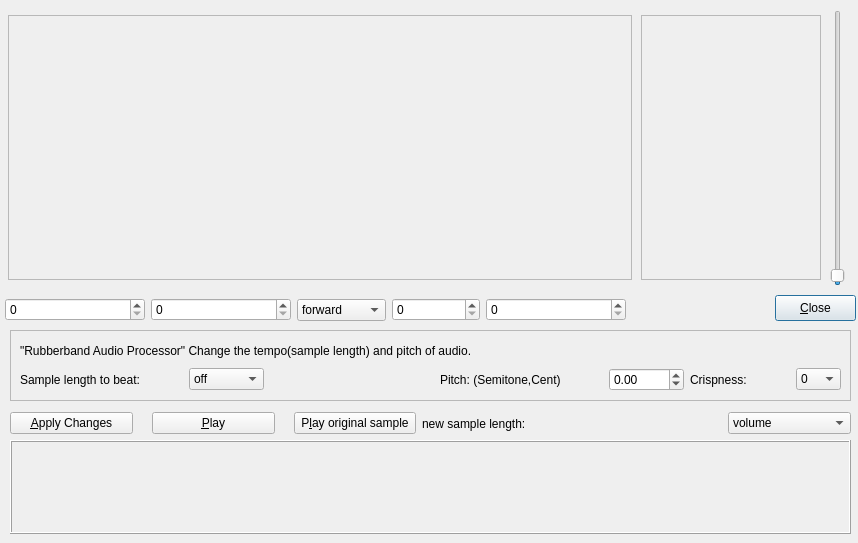
This is gui/src/SampleEditor/SampleEditor_UI.ui in hydrogen-music/hydrogen as Qt 5 draws it before an edit. The edited form follows.
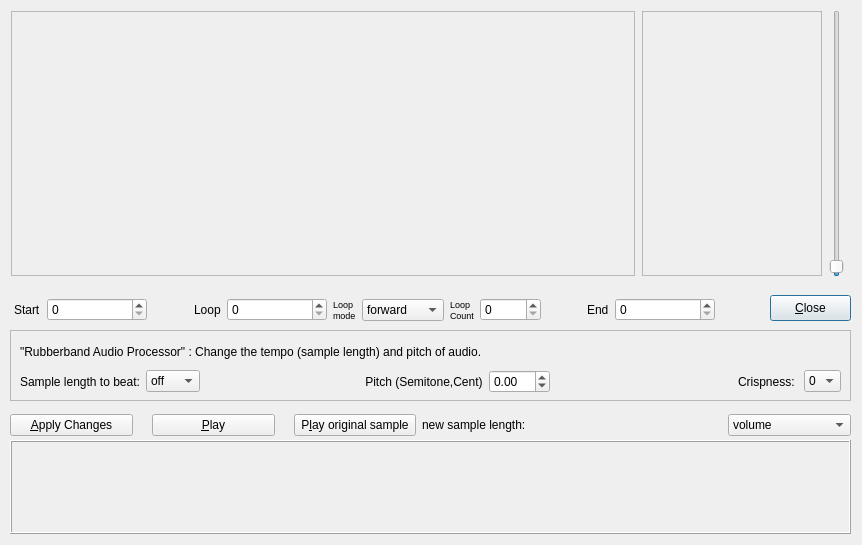
This is the edited form.

Commit message: some layout changes to the Sample Editor window + added some tags

Diff of the .ui file:
```diff
--- a/gui/src/SampleEditor/SampleEditor_UI.ui
+++ b/gui/src/SampleEditor/SampleEditor_UI.ui
@@ -6,8 +6,8 @@
    <rect>
     <x>0</x>
     <y>0</y>
-    <width>858</width>
-    <height>543</height>
+    <width>862</width>
+    <height>545</height>
    </rect>
   </property>
   <property name="windowTitle">
@@ -35,7 +35,7 @@
   <widget class="QPushButton" name="ClosePushButton">
    <property name="geometry">
     <rect>
-     <x>775</x>
+     <x>770</x>
      <y>295</y>
      <width>81</width>
      <height>26</height>
@@ -48,18 +48,25 @@
   <widget class="QWidget" name="layoutWidget">
    <property name="geometry">
     <rect>
-     <x>5</x>
+     <x>14</x>
      <y>295</y>
-     <width>621</width>
+     <width>701</width>
      <height>30</height>
     </rect>
    </property>
    <layout class="QHBoxLayout" name="spinboxesLayout">
+    <item>
+     <widget class="QLabel" name="label_Start">
+      <property name="text">
+       <string>Start</string>
+      </property>
+     </widget>
+    </item>
     <item>
      <widget class="QSpinBox" name="StartFrameSpinBox">
       <property name="minimumSize">
        <size>
-        <width>140</width>
+        <width>100</width>
         <height>0</height>
        </size>
       </property>
@@ -71,11 +78,31 @@
       </property>
      </widget>
     </item>
+    <item>
+     <spacer name="horizontalSpacer_3">
+      <property name="orientation">
+       <enum>Qt::Horizontal</enum>
+      </property>
+      <property name="sizeHint" stdset="0">
+       <size>
+        <width>40</width>
+        <height>20</height>
+       </size>
+      </property>
+     </spacer>
+    </item>
+    <item>
+     <widget class="QLabel" name="label_Loop">
+      <property name="text">
+       <string>Loop</string>
+      </property>
+     </widget>
+    </item>
     <item>
      <widget class="QSpinBox" name="LoopFrameSpinBox">
       <property name="minimumSize">
        <size>
-        <width>140</width>
+        <width>100</width>
         <height>0</height>
        </size>
       </property>
@@ -87,6 +114,18 @@
       </property>
      </widget>
     </item>
+    <item>
+     <widget class="QLabel" name="label_LoopMode">
+      <property name="text">
+       <string>&lt;!DOCTYPE HTML PUBLIC &quot;-//W3C//DTD HTML 4.0//EN&quot; &quot;http://www.w3.org/TR/REC-html40/strict.dtd&quot;&gt;
+&lt;html&gt;&lt;head&gt;&lt;meta name=&quot;qrichtext&quot; content=&quot;1&quot; /&gt;&lt;style type=&quot;text/css&quot;&gt;
+p, li { white-space: pre-wrap; }
+&lt;/style&gt;&lt;/head&gt;&lt;body style=&quot; font-family:'Sans'; font-size:8pt; font-weight:400; font-style:normal;&quot;&gt;
+&lt;p style=&quot; margin-top:0px; margin-bottom:0px; margin-left:0px; margin-right:0px; -qt-block-indent:0; text-indent:0px;&quot;&gt;&lt;span style=&quot; font-size:7pt;&quot;&gt;Loop&lt;/span&gt;&lt;/p&gt;
+&lt;p style=&quot; margin-top:0px; margin-bottom:0px; margin-left:0px; margin-right:0px; -qt-block-indent:0; text-indent:0px;&quot;&gt;&lt;span style=&quot; font-size:7pt;&quot;&gt;mode&lt;/span&gt;&lt;/p&gt;&lt;/body&gt;&lt;/html&gt;</string>
+      </property>
+     </widget>
+    </item>
     <item>
      <widget class="QComboBox" name="ProcessingTypeComboBox">
       <property name="minimumSize">
@@ -115,6 +154,18 @@
       </item>
      </widget>
     </item>
+    <item>
+     <widget class="QLabel" name="label_LoopCount">
+      <property name="text">
+       <string>&lt;!DOCTYPE HTML PUBLIC &quot;-//W3C//DTD HTML 4.0//EN&quot; &quot;http://www.w3.org/TR/REC-html40/strict.dtd&quot;&gt;
+&lt;html&gt;&lt;head&gt;&lt;meta name=&quot;qrichtext&quot; content=&quot;1&quot; /&gt;&lt;style type=&quot;text/css&quot;&gt;
+p, li { white-space: pre-wrap; }
+&lt;/style&gt;&lt;/head&gt;&lt;body style=&quot; font-family:'Sans'; font-size:8pt; font-weight:400; font-style:normal;&quot;&gt;
+&lt;p style=&quot; margin-top:0px; margin-bottom:0px; margin-left:0px; margin-right:0px; -qt-block-indent:0; text-indent:0px;&quot;&gt;&lt;span style=&quot; font-size:7pt;&quot;&gt;Loop&lt;/span&gt;&lt;/p&gt;
+&lt;p style=&quot; margin-top:0px; margin-bottom:0px; margin-left:0px; margin-right:0px; -qt-block-indent:0; text-indent:0px;&quot;&gt;&lt;span style=&quot; font-size:7pt;&quot;&gt;Count&lt;/span&gt;&lt;/p&gt;&lt;/body&gt;&lt;/html&gt;</string>
+      </property>
+     </widget>
+    </item>
     <item>
      <widget class="QSpinBox" name="LoopCountSpinBox">
       <property name="minimumSize">
@@ -134,11 +185,31 @@
       </property>
      </widget>
     </item>
+    <item>
+     <spacer name="horizontalSpacer_4">
+      <property name="orientation">
+       <enum>Qt::Horizontal</enum>
+      </property>
+      <property name="sizeHint" stdset="0">
+       <size>
+        <width>40</width>
+        <height>20</height>
+       </size>
+      </property>
+     </spacer>
+    </item>
+    <item>
+     <widget class="QLabel" name="label_End">
+      <property name="text">
+       <string>End</string>
+      </property>
+     </widget>
+    </item>
     <item>
      <widget class="QSpinBox" name="EndFrameSpinBox">
       <property name="minimumSize">
        <size>
-        <width>140</width>
+        <width>100</width>
         <height>0</height>
        </size>
       </property>
@@ -155,10 +226,10 @@
   <widget class="QWidget" name="layoutWidget_2">
    <property name="geometry">
     <rect>
-     <x>5</x>
+     <x>10</x>
      <y>10</y>
-     <width>843</width>
-     <height>276</height>
+     <width>836</width>
+     <height>267</height>
     </rect>
    </property>
    <layout class="QHBoxLayout" name="mainSampleViewLayout">
@@ -236,20 +307,20 @@
    <property name="frameShadow">
     <enum>QFrame::Raised</enum>
    </property>
-   <widget class="QWidget" name="">
+   <widget class="QWidget" name="layoutWidget">
     <property name="geometry">
      <rect>
       <x>10</x>
       <y>10</y>
       <width>821</width>
-      <height>51</height>
+      <height>53</height>
      </rect>
     </property>
     <layout class="QVBoxLayout" name="verticalLayout">
      <item>
       <widget class="QLabel" name="rubberbandLabel">
        <property name="text">
-        <string>&quot;Rubberband Audio Processor&quot; Change the tempo(sample length) and pitch of audio. </string>
+        <string>&quot;Rubberband Audio Processor&quot; : Change the tempo (sample length) and pitch of audio.</string>
        </property>
       </widget>
      </item>
@@ -486,7 +557,7 @@
        <item>
         <widget class="QLabel" name="pitchlabel">
          <property name="text">
-          <string>Pitch: (Semitone,Cent)</string>
+          <string> Pitch (Semitone,Cent)</string>
          </property>
         </widget>
        </item>
@@ -517,6 +588,19 @@
        </item>
        <item>
         <layout class="QHBoxLayout" name="horizontalLayout">
+         <item>
+          <spacer name="horizontalSpacer_5">
+           <property name="orientation">
+            <enum>Qt::Horizontal</enum>
+           </property>
+           <property name="sizeHint" stdset="0">
+            <size>
+             <width>40</width>
+             <height>20</height>
+            </size>
+           </property>
+          </spacer>
+         </item>
          <item>
           <widget class="QLabel" name="r_c_label">
            <property name="maximumSize">
@@ -599,13 +683,13 @@
     </layout>
    </widget>
   </widget>
-  <widget class="QWidget" name="">
+  <widget class="QWidget" name="layoutWidget">
    <property name="geometry">
     <rect>
      <x>10</x>
      <y>410</y>
      <width>841</width>
-     <height>27</height>
+     <height>30</height>
     </rect>
    </property>
    <layout class="QHBoxLayout" name="horizontalLayout_3">
```
Left out of the diff: 18 changed lines with no effect on the pictures.
